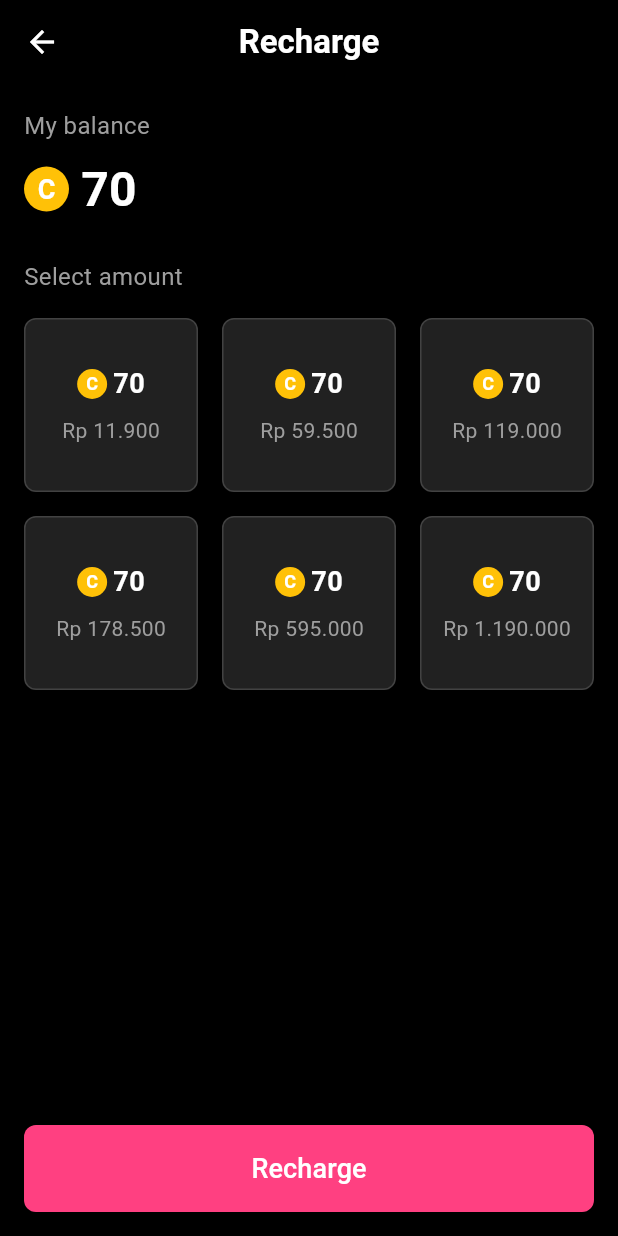
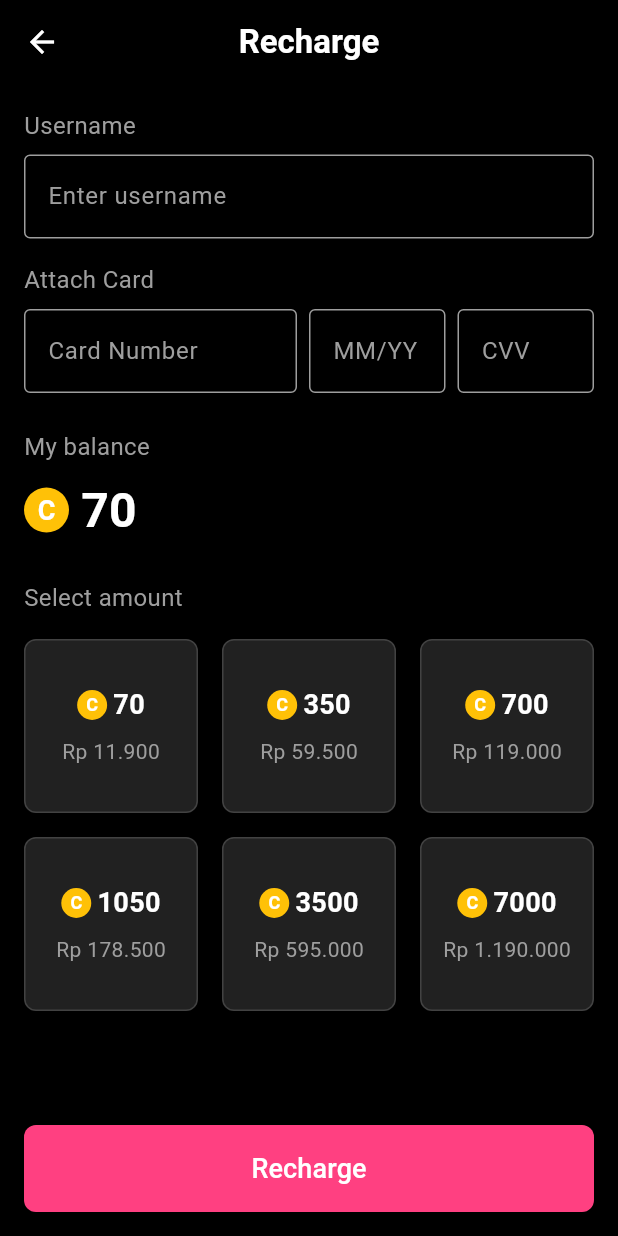
Before and after one commit to could-ai/019a228e-d975-7c62-b9ff-5e836731acbd, a Flutter app: the screen it shows after launch, on a phone screen of 412 x 824 dp. Run offline on Flutter 3.47's test engine with Material 3 defaults, Android fonts, the phone set to English and light mode, and no system bars.

Commit message:
Modified the RechargeScreen to be stateful and added username input field at the top. Added card attachment section with fields for card number, expiry date, and CVV. Made the recharge options selectable with visual feedback for the selected amount. Implemented the recharge button functionality to validate inputs and show a success dialog when username, card details are filled, and an amount is selected. The success message includes the selected coin amount and username. This creates a fake recharge flow that mimics entering payment details and confirming the recharge.

```diff
--- a/usr/lib/recharge_screen.dart
+++ b/usr/lib/recharge_screen.dart
@@ -1,7 +1,59 @@
 import 'package:flutter/material.dart';
 
-class RechargeScreen extends StatelessWidget {
+class RechargeScreen extends StatefulWidget {
   const RechargeScreen({super.key});
+
+  @override
+  State<RechargeScreen> createState() => _RechargeScreenState();
+}
+
+class _RechargeScreenState extends State<RechargeScreen> {
+  final TextEditingController _usernameController = TextEditingController();
+  final TextEditingController _cardNumberController = TextEditingController();
+  final TextEditingController _expiryController = TextEditingController();
+  final TextEditingController _cvvController = TextEditingController();
+  int? _selectedCoins;
+
+  @override
+  void dispose() {
+    _usernameController.dispose();
+    _cardNumberController.dispose();
+    _expiryController.dispose();
+    _cvvController.dispose();
+    super.dispose();
+  }
+
+  void _selectCoins(int coins) {
+    setState(() {
+      _selectedCoins = coins;
+    });
+  }
+
+  void _recharge() {
+    if (_usernameController.text.isEmpty ||
+        _cardNumberController.text.isEmpty ||
+        _expiryController.text.isEmpty ||
+        _cvvController.text.isEmpty ||
+        _selectedCoins == null) {
+      ScaffoldMessenger.of(context).showSnackBar(
+        const SnackBar(content: Text('Please fill all fields and select an amount')),
+      );
+      return;
+    }
+    showDialog(
+      context: context,
+      builder: (context) => AlertDialog(
+        title: const Text('Success'),
+        content: Text('Recharge successful! $_selectedCoins coins added to ${_usernameController.text}'),
+        actions: [
+          TextButton(
+            onPressed: () => Navigator.of(context).pop(),
+            child: const Text('OK'),
+          ),
+        ],
+      ),
+    );
+  }
 
   @override
   Widget build(BuildContext context) {
@@ -25,6 +77,79 @@ class RechargeScreen extends StatelessWidget {
         child: Column(
           crossAxisAlignment: CrossAxisAlignment.start,
           children: [
+            const Text(
+              'Username',
+              style: TextStyle(color: Colors.grey, fontSize: 16),
+            ),
+            const SizedBox(height: 8),
+            TextField(
+              controller: _usernameController,
+              style: const TextStyle(color: Colors.white),
+              decoration: const InputDecoration(
+                hintText: 'Enter username',
+                hintStyle: TextStyle(color: Colors.grey),
+                border: OutlineInputBorder(),
+                enabledBorder: OutlineInputBorder(
+                  borderSide: BorderSide(color: Colors.grey),
+                ),
+              ),
+            ),
+            const SizedBox(height: 16),
+            const Text(
+              'Attach Card',
+              style: TextStyle(color: Colors.grey, fontSize: 16),
+            ),
+            const SizedBox(height: 8),
+            Row(
+              children: [
+                Expanded(
+                  flex: 2,
+                  child: TextField(
+                    controller: _cardNumberController,
+                    style: const TextStyle(color: Colors.white),
+                    decoration: const InputDecoration(
+                      hintText: 'Card Number',
+                      hintStyle: TextStyle(color: Colors.grey),
+                      border: OutlineInputBorder(),
+                      enabledBorder: OutlineInputBorder(
+                        borderSide: BorderSide(color: Colors.grey),
+                      ),
+                    ),
+                  ),
+                ),
+                const SizedBox(width: 8),
+                Expanded(
+                  child: TextField(
+                    controller: _expiryController,
+                    style: const TextStyle(color: Colors.white),
+                    decoration: const InputDecoration(
+                      hintText: 'MM/YY',
+                      hintStyle: TextStyle(color: Colors.grey),
+                      border: OutlineInputBorder(),
+                      enabledBorder: OutlineInputBorder(
+                        borderSide: BorderSide(color: Colors.grey),
+                      ),
+                    ),
+                  ),
+                ),
+                const SizedBox(width: 8),
+                Expanded(
+                  child: TextField(
+                    controller: _cvvController,
+                    style: const TextStyle(color: Colors.white),
+                    decoration: const InputDecoration(
+                      hintText: 'CVV',
+                      hintStyle: TextStyle(color: Colors.grey),
+                      border: OutlineInputBorder(),
+                      enabledBorder: OutlineInputBorder(
+                        borderSide: BorderSide(color: Colors.grey),
+                      ),
+                    ),
+                  ),
+                ),
+              ],
+            ),
+            const SizedBox(height: 24),
             const Text(
               'My balance',
               style: TextStyle(color: Colors.grey, fontSize: 16),
@@ -59,8 +184,11 @@ class RechargeScreen extends StatelessWidget {
               style: TextStyle(color: Colors.grey, fontSize: 16),
             ),
             const SizedBox(height: 16),
-            const Expanded(
-              child: RechargeOptionsGrid(),
+            Expanded(
+              child: RechargeOptionsGrid(
+                selectedCoins: _selectedCoins,
+                onSelect: _selectCoins,
+              ),
             ),
             SizedBox(
               width: double.infinity,
@@ -72,7 +200,7 @@ class RechargeScreen extends StatelessWidget {
                     borderRadius: BorderRadius.circular(8),
                   ),
                 ),
-                onPressed: () {},
+                onPressed: _recharge,
                 child: const Text(
                   'Recharge',
                   style: TextStyle(color: Colors.white, fontSize: 18),
@@ -87,7 +215,14 @@ class RechargeScreen extends StatelessWidget {
 }
 
 class RechargeOptionsGrid extends StatelessWidget {
-  const RechargeOptionsGrid({super.key});
+  final int? selectedCoins;
+  final Function(int) onSelect;
+
+  const RechargeOptionsGrid({
+    super.key,
+    required this.selectedCoins,
+    required this.onSelect,
+  });
 
   @override
   Widget build(BuildContext context) {
@@ -95,13 +230,43 @@ class RechargeOptionsGrid extends StatelessWidget {
       crossAxisCount: 3,
       crossAxisSpacing: 16,
       mainAxisSpacing: 16,
-      children: const [
-        RechargeOption(coins: 70, price: 'Rp 11.900'),
-        RechargeOption(coins: 350, price: 'Rp 59.500'),
-        RechargeOption(coins: 700, price: 'Rp 119.000'),
-        RechargeOption(coins: 1050, price: 'Rp 178.500'),
-        RechargeOption(coins: 3500, price: 'Rp 595.000'),
-        RechargeOption(coins: 7000, price: 'Rp 1.190.000'),
+      children: [
+        RechargeOption(
+          coins: 70,
+          price: 'Rp 11.900',
+          isSelected: selectedCoins == 70,
+          onTap: () => onSelect(70),
+        ),
+        RechargeOption(
+          coins: 350,
+          price: 'Rp 59.500',
+          isSelected: selectedCoins == 350,
+          onTap: () => onSelect(350),
+        ),
+        RechargeOption(
+          coins: 700,
+          price: 'Rp 119.000',
+          isSelected: selectedCoins == 700,
+          onTap: () => onSelect(700),
+        ),
+        RechargeOption(
+          coins: 1050,
+          price: 'Rp 178.500',
+          isSelected: selectedCoins == 1050,
+          onTap: () => onSelect(1050),
+        ),
+        RechargeOption(
+          coins: 3500,
+          price: 'Rp 595.000',
+          isSelected: selectedCoins == 3500,
+          onTap: () => onSelect(3500),
+        ),
+        RechargeOption(
+          coins: 7000,
+          price: 'Rp 1.190.000',
+          isSelected: selectedCoins == 7000,
+          onTap: () => onSelect(7000),
+        ),
       ],
     );
   }
@@ -110,28 +275,36 @@ class RechargeOptionsGrid extends StatelessWidget {
 class RechargeOption extends StatelessWidget {
   final int coins;
   final String price;
+  final bool isSelected;
+  final VoidCallback onTap;
 
   const RechargeOption({
     super.key,
     required this.coins,
     required this.price,
+    required this.isSelected,
+    required this.onTap,
   });
 
   @override
   Widget build(BuildContext context) {
-    return Container(
+    return GestureDetector(
+      onTap: onTap,
+      child: Container(
         decoration: BoxDecoration(
-        color: Colors.grey[900],
+          color: isSelected ? Colors.pinkAccent : Colors.grey[900],
           borderRadius: BorderRadius.circular(8),
-        border: Border.all(color: Colors.grey[800]!),
+          border: Border.all(
+            color: isSelected ? Colors.pinkAccent : Colors.grey[800]!,
+          ),
         ),
         child: Column(
           mainAxisAlignment: MainAxisAlignment.center,
           children: [
-          const Row(
+            Row(
               mainAxisAlignment: MainAxisAlignment.center,
               children: [
-              CircleAvatar(
+                const CircleAvatar(
                   backgroundColor: Colors.amber,
                   radius: 10,
                   child: Text(
@@ -142,9 +315,9 @@ class RechargeOption extends StatelessWidget {
                         fontSize: 12),
                   ),
                 ),
-              SizedBox(width: 4),
+                const SizedBox(width: 4),
                 Text(
-                '70',
+                  coins.toString(),
                   style: TextStyle(
                       color: Colors.white,
                       fontSize: 18,
@@ -159,6 +332,7 @@ class RechargeOption extends StatelessWidget {
             ),
           ],
         ),
+      ),
     );
   }
 }
```
Lines whose indentation alone changed are shown as unchanged.
